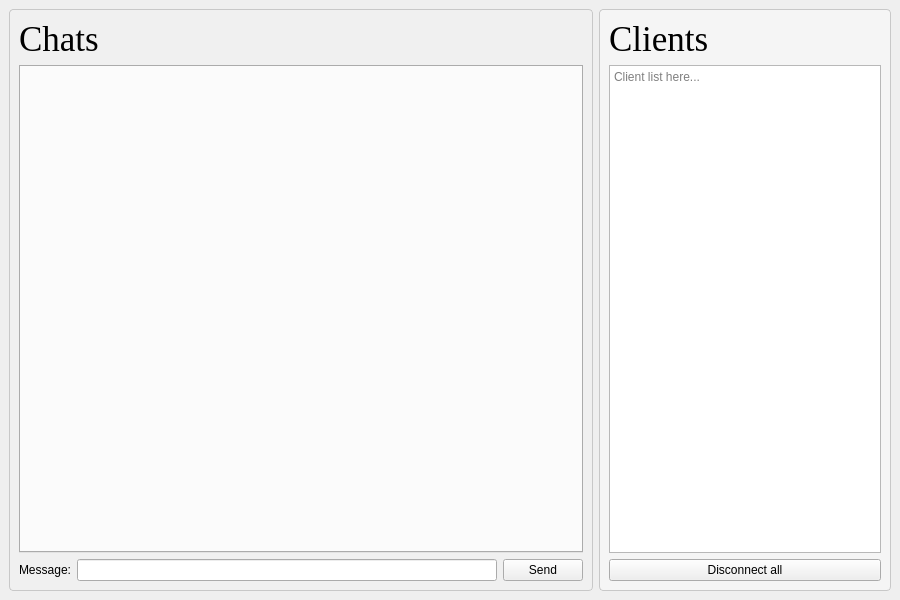
This is serverwindow.ui in Bidhan318/QT-Project as Qt 5 draws it before an edit. The edited form follows.
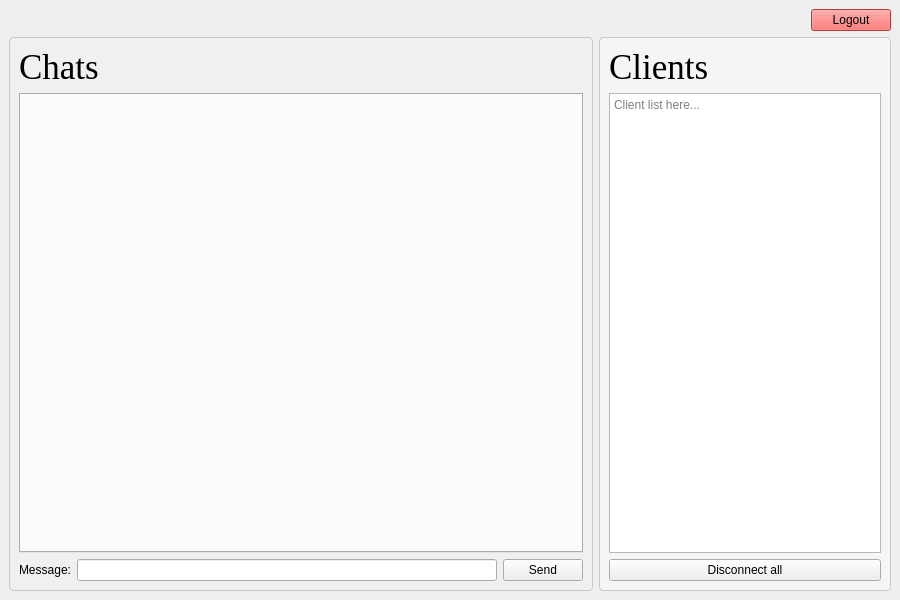
This is the edited form. Icons and pictures are not drawn.

```diff
--- a/serverwindow.ui
+++ b/serverwindow.ui
@@ -11,6 +11,54 @@
    </rect>
   </property>
   <widget class="QWidget" name="centralwidget">
+   <layout class="QVBoxLayout" name="verticalLayout">
+    <item>
+     <layout class="QHBoxLayout" name="topLayout">
+      <item>
+       <widget class="QLabel" name="label_2">
+        <property name="maximumSize">
+         <size>
+          <width>50</width>
+          <height>50</height>
+         </size>
+        </property>
+        <property name="text">
+         <string/>
+        </property>
+        <property name="pixmap">
+         <pixmap resource="resources.qrc">:/images/novachat.png</pixmap>
+        </property>
+        <property name="scaledContents">
+         <bool>true</bool>
+        </property>
+       </widget>
+      </item>
+      <item>
+       <spacer name="horizontalSpacer">
+        <property name="orientation">
+         <enum>Qt::Orientation::Horizontal</enum>
+        </property>
+        <property name="sizeHint" stdset="0">
+         <size>
+          <width>40</width>
+          <height>20</height>
+         </size>
+        </property>
+       </spacer>
+      </item>
+      <item>
+       <widget class="QPushButton" name="logout">
+        <property name="styleSheet">
+         <string notr="true">background-color: #EF5350;</string>
+        </property>
+        <property name="text">
+         <string>Logout</string>
+        </property>
+       </widget>
+      </item>
+     </layout>
+    </item>
+    <item>
    <layout class="QHBoxLayout" name="mainLayout" stretch="4,2">
     <property name="spacing">
      <number>6</number>
@@ -129,6 +177,8 @@
      </widget>
     </item>
    </layout>
+    </item>
+   </layout>
   </widget>
  </widget>
  <resources/>
```
Left out of the diff: 24 changed lines with no effect on the pictures. Lines whose indentation alone changed are shown as unchanged.
